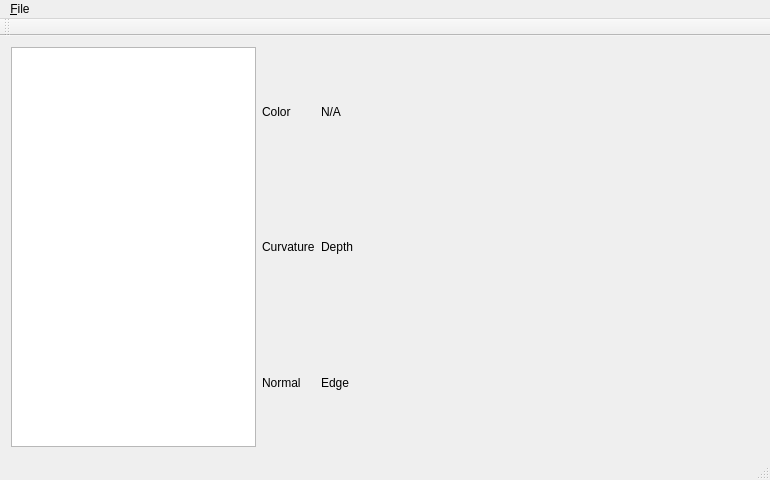
Above: dc_viewer/dc_viewer.ui from gulimujyujyu/xlzhuathku before the change. Below: the same form after it.
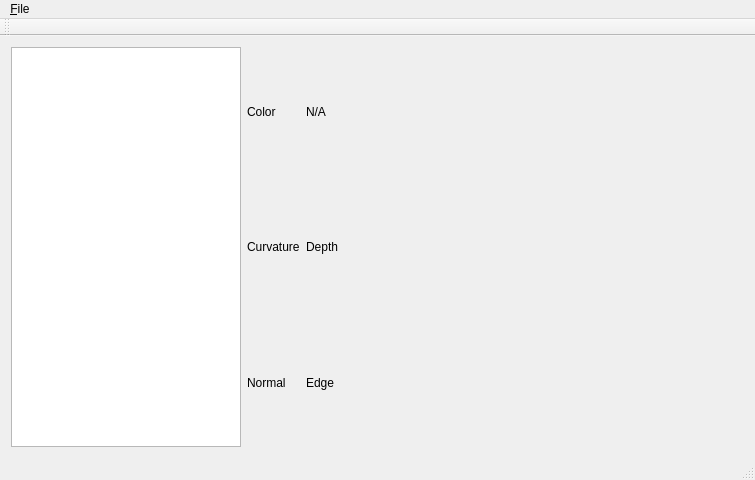
That is the form after the change. Custom widgets are drawn as their Qt base class.

The edit to the form file:
```diff
--- a/dc_viewer/dc_viewer.ui
+++ b/dc_viewer/dc_viewer.ui
@@ -6,7 +6,7 @@
    <rect>
     <x>0</x>
     <y>0</y>
-    <width>770</width>
+    <width>755</width>
     <height>471</height>
    </rect>
   </property>
@@ -14,8 +14,8 @@
    <string>dc_viewer</string>
   </property>
   <widget class="QWidget" name="centralWidget">
-   <layout class="QGridLayout" name="gridLayout">
-    <item row="0" column="0" rowspan="3">
+   <layout class="QGridLayout" name="gridLayout_2">
+    <item row="0" column="0">
      <widget class="QTreeView" name="fileTreeView">
       <property name="sizePolicy">
        <sizepolicy hsizetype="Fixed" vsizetype="Expanding">
@@ -32,57 +32,43 @@
      </widget>
     </item>
     <item row="0" column="1">
+     <layout class="QGridLayout" name="gridLayout">
+      <item row="0" column="0">
      <widget class="XlLabelDisplay" name="colorLabel">
       <property name="text">
        <string>Color</string>
       </property>
      </widget>
     </item>
-    <item row="0" column="2">
+      <item row="0" column="1">
      <widget class="XlLabelDisplay" name="tempLabel">
       <property name="text">
        <string>N/A</string>
       </property>
      </widget>
     </item>
-    <item row="0" column="3" rowspan="3">
-     <widget class="XlPointCloudWidget" name="glWidget" native="true">
-      <property name="sizePolicy">
-       <sizepolicy hsizetype="Fixed" vsizetype="Fixed">
-        <horstretch>0</horstretch>
-        <verstretch>0</verstretch>
-       </sizepolicy>
-      </property>
-      <property name="minimumSize">
-       <size>
-        <width>400</width>
-        <height>400</height>
-       </size>
-      </property>
-     </widget>
-    </item>
-    <item row="1" column="1">
+      <item row="1" column="0">
      <widget class="XlLabelDisplay" name="curvatureLabel">
       <property name="text">
        <string>Curvature</string>
       </property>
      </widget>
     </item>
-    <item row="1" column="2">
+      <item row="1" column="1">
      <widget class="XlLabelDisplay" name="depthLabel">
       <property name="text">
        <string>Depth</string>
       </property>
      </widget>
     </item>
-    <item row="2" column="1">
+      <item row="2" column="0">
      <widget class="XlLabelDisplay" name="normalLabel">
       <property name="text">
        <string>Normal</string>
       </property>
      </widget>
     </item>
-    <item row="2" column="2">
+      <item row="2" column="1">
      <widget class="XlLabelDisplay" name="edgeLabel">
       <property name="text">
        <string>Edge</string>
@@ -90,13 +76,31 @@
      </widget>
     </item>
    </layout>
+    </item>
+    <item row="0" column="2">
+     <widget class="XlPointCloudWidget" name="glWidget" native="true">
+      <property name="sizePolicy">
+       <sizepolicy hsizetype="Fixed" vsizetype="Fixed">
+        <horstretch>0</horstretch>
+        <verstretch>0</verstretch>
+       </sizepolicy>
+      </property>
+      <property name="minimumSize">
+       <size>
+        <width>400</width>
+        <height>400</height>
+       </size>
+      </property>
+     </widget>
+    </item>
+   </layout>
   </widget>
   <widget class="QMenuBar" name="menuBar">
    <property name="geometry">
     <rect>
      <x>0</x>
      <y>0</y>
-     <width>770</width>
+     <width>755</width>
      <height>21</height>
     </rect>
    </property>
```
Lines whose indentation alone changed are shown as unchanged.
